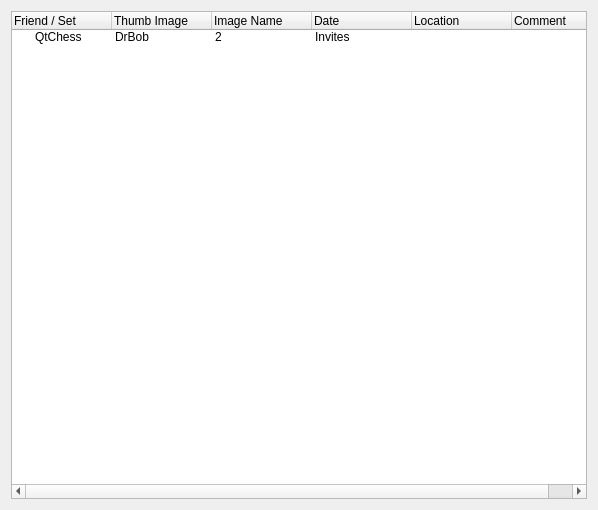
Qt form retroshare-gui/src/gui/PhotoDialog.ui (RetroShare/RetroShare) before a commit.
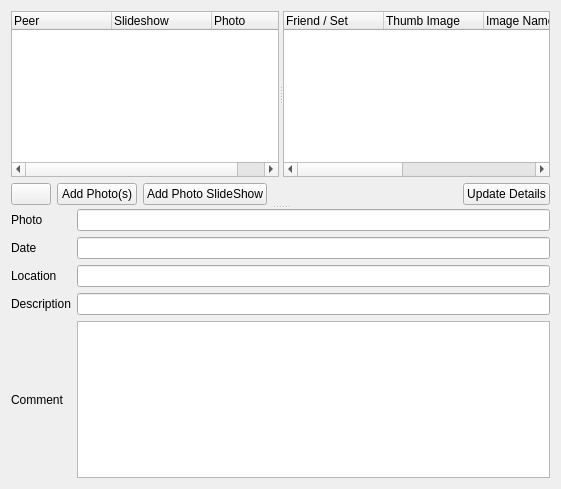
The same form after that commit. Icons and pictures are not drawn.

Commit message: Addition of two more Services / Applications. (1) A PhotoService / Dialog to share slideshows. (2) A Network View service, derived from p3disc for a graphical view of peers. Both of these need a little help to get them fully functional.

The edit to the form file:
```diff
--- a/retroshare-gui/src/gui/PhotoDialog.ui
+++ b/retroshare-gui/src/gui/PhotoDialog.ui
@@ -5,8 +5,8 @@
    <rect>
     <x>0</x>
     <y>0</y>
-    <width>598</width>
-    <height>510</height>
+    <width>561</width>
+    <height>489</height>
    </rect>
   </property>
   <property name="windowTitle" >
@@ -14,6 +14,37 @@
   </property>
   <layout class="QGridLayout" >
    <item row="0" column="0" >
+    <widget class="QSplitter" name="splitter_2" >
+     <property name="orientation" >
+      <enum>Qt::Vertical</enum>
+     </property>
+     <widget class="QWidget" name="" >
+      <layout class="QVBoxLayout" >
+       <item>
+        <widget class="QSplitter" name="splitter" >
+         <property name="orientation" >
+          <enum>Qt::Horizontal</enum>
+         </property>
+         <widget class="QTreeWidget" name="peerTreeWidget" >
+          <property name="contextMenuPolicy" >
+           <enum>Qt::CustomContextMenu</enum>
+          </property>
+          <column>
+           <property name="text" >
+            <string>Peer</string>
+           </property>
+          </column>
+          <column>
+           <property name="text" >
+            <string>Slideshow</string>
+           </property>
+          </column>
+          <column>
+           <property name="text" >
+            <string>Photo</string>
+           </property>
+          </column>
+         </widget>
     <widget class="QTreeWidget" name="photoTreeWidget" >
      <property name="contextMenuPolicy" >
       <enum>Qt::CustomContextMenu</enum>
@@ -48,26 +79,113 @@
        <string>Comment</string>
       </property>
      </column>
+         </widget>
+        </widget>
+       </item>
      <item>
+        <layout class="QHBoxLayout" >
+         <item>
+          <widget class="QPushButton" name="expandButton" >
       <property name="text" >
-       <string>QtChess</string>
-      </property>
+            <string/>
+           </property>
+           <property name="icon" >
+            <iconset resource="images.qrc" >:/images/add_24x24.png</iconset>
+           </property>
+          </widget>
+         </item>
+         <item>
+          <widget class="QPushButton" name="addButton" >
       <property name="text" >
-       <string>DrBob</string>
-      </property>
+            <string>Add Photo(s)</string>
+           </property>
+          </widget>
+         </item>
+         <item>
+          <widget class="QPushButton" name="addShowButton" >
       <property name="text" >
-       <string>2</string>
-      </property>
+            <string>Add Photo SlideShow</string>
+           </property>
+          </widget>
+         </item>
+         <item>
+          <spacer>
+           <property name="orientation" >
+            <enum>Qt::Horizontal</enum>
+           </property>
+           <property name="sizeHint" >
+            <size>
+             <width>40</width>
+             <height>20</height>
+            </size>
+           </property>
+          </spacer>
+         </item>
+         <item>
+          <widget class="QPushButton" name="updateButton" >
       <property name="text" >
-       <string>Invites</string>
-      </property>
+            <string>Update Details</string>
+           </property>
+          </widget>
+         </item>
+        </layout>
+       </item>
+      </layout>
+     </widget>
+     <widget class="QWidget" name="" >
+      <layout class="QGridLayout" >
+       <item row="0" column="0" >
+        <widget class="QLabel" name="label" >
       <property name="text" >
-       <string/>
-      </property>
+          <string>Photo </string>
+         </property>
+        </widget>
+       </item>
+       <item row="0" column="1" >
+        <widget class="QLineEdit" name="photoNameEdit" />
+       </item>
+       <item row="1" column="0" >
+        <widget class="QLabel" name="label_3" >
       <property name="text" >
-       <string/>
-      </property>
-     </item>
+          <string>Date</string>
+         </property>
+        </widget>
+       </item>
+       <item row="1" column="1" >
+        <widget class="QLineEdit" name="photoDateEdit" />
+       </item>
+       <item row="2" column="0" >
+        <widget class="QLabel" name="label_4" >
+         <property name="text" >
+          <string>Location</string>
+         </property>
+        </widget>
+       </item>
+       <item row="2" column="1" >
+        <widget class="QLineEdit" name="photoLocEdit" />
+       </item>
+       <item row="3" column="0" >
+        <widget class="QLabel" name="label_5" >
+         <property name="text" >
+          <string>Description</string>
+         </property>
+        </widget>
+       </item>
+       <item row="3" column="1" >
+        <widget class="QLineEdit" name="photoDescEdit" />
+       </item>
+       <item row="4" column="0" >
+        <widget class="QLabel" name="label_2" >
+         <property name="text" >
+          <string>Comment</string>
+         </property>
+        </widget>
+       </item>
+       <item row="4" column="1" >
+        <widget class="QTextEdit" name="photoCommentEdit" />
+       </item>
+      </layout>
+     </widget>
     </widget>
    </item>
   </layout>
```
Lines whose indentation alone changed are shown as unchanged. The commit also changes 27 other files.
